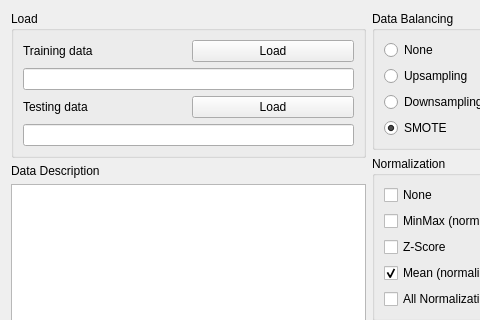
salan668/FAE, file BC/GUI/Process.ui: the form before one commit; both pictures show x 0 to 480 and y 0 to 320 of the 1099 by 947 pixel window.
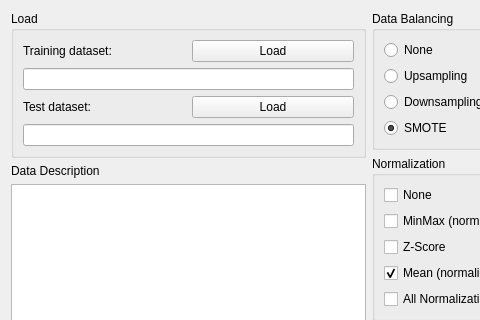
The form after the commit.

Commit message: Refactoring. Improved the data descriptions and some error messages.

Patch:
```diff
--- a/BC/GUI/Process.ui
+++ b/BC/GUI/Process.ui
@@ -36,7 +36,7 @@
                 <item>
                  <widget class="QLabel" name="label">
                   <property name="text">
-                   <string>Training data</string>
+                   <string>Training dataset:</string>
                   </property>
                  </widget>
                 </item>
@@ -61,7 +61,7 @@
                 <item>
                  <widget class="QLabel" name="label_2">
                   <property name="text">
-                   <string>Testing data</string>
+                   <string>Test dataset:</string>
                   </property>
                  </widget>
                 </item>
```
The commit also changes 3 other files.
